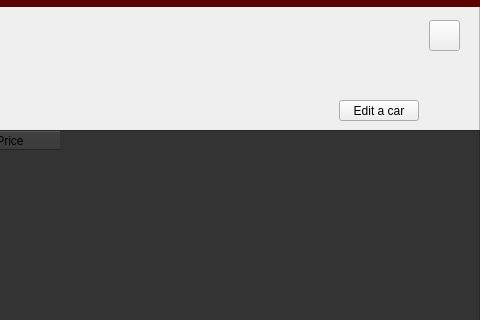
Above: YES-Car-Rentals/centraladmin_viewcars.ui from Sickojo/Yes-Car-Rentals before the change; both pictures show x 591 to 1071 and y 0 to 320 of the 1071 by 620 pixel window. Below: the same form after it.
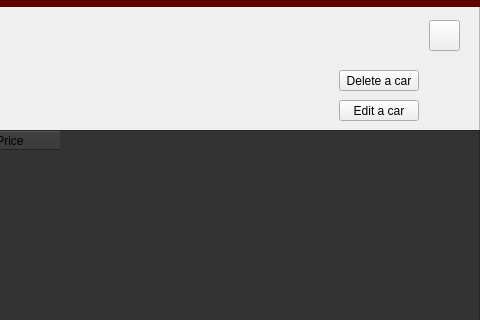
That is the form after the change. Icons and pictures are not drawn.

Commit message: added edit and delete for clients view window, Admin funcionality almost complete

Patch:
```diff
--- a/YES-Car-Rentals/centraladmin_viewcars.ui
+++ b/YES-Car-Rentals/centraladmin_viewcars.ui
@@ -362,6 +362,19 @@
      <string>Edit a car</string>
     </property>
    </widget>
+   <widget class="QPushButton" name="DeleteCarButton">
+    <property name="geometry">
+     <rect>
+      <x>680</x>
+      <y>70</y>
+      <width>80</width>
+      <height>21</height>
+     </rect>
+    </property>
+    <property name="text">
+     <string>Delete a car</string>
+    </property>
+   </widget>
   </widget>
  </widget>
  <resources/>
```
The commit also changes 47 other files.
